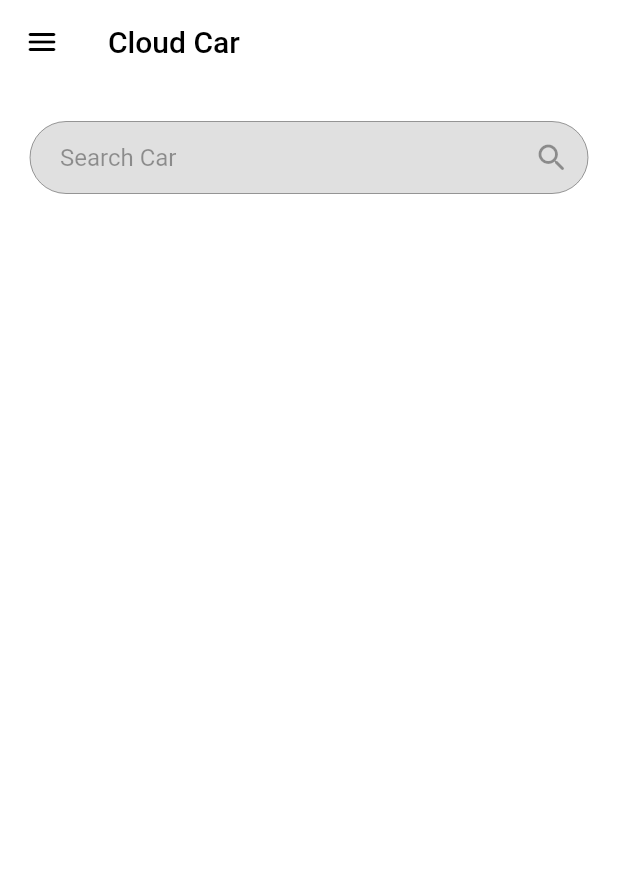
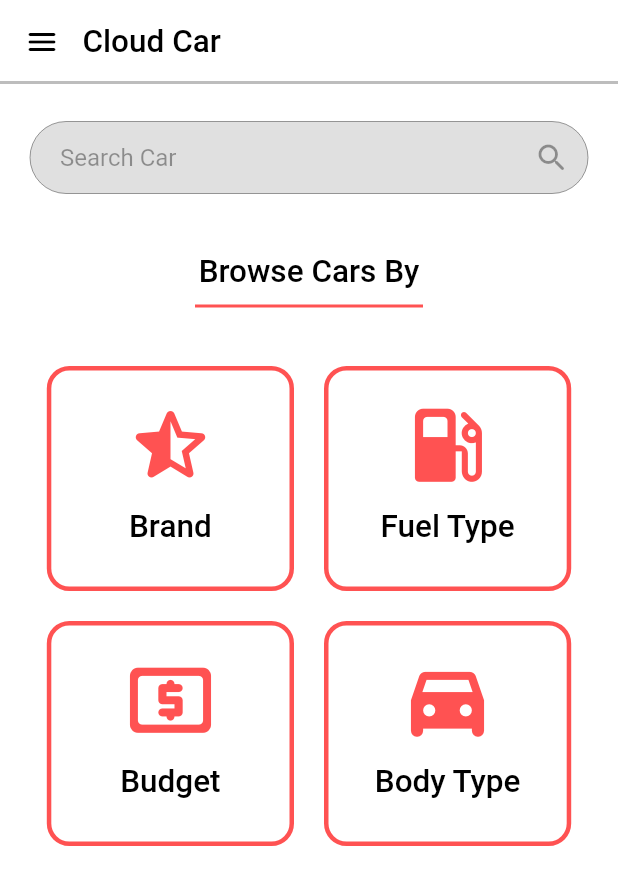
Before and after one commit to jenish2002/CloudCar, a Flutter app: the screen it shows once a user with an empty profile is signed in, on a phone screen of 412 x 824 dp. Shown: the top 885 px of the screen. Run offline on Flutter 3.47's test engine with Material 2 defaults, Android fonts, the phone set to English and light mode, and no system bars; our stand-ins replace cloud_firestore, firebase_auth, firebase_core, fluttertoast; accounts and stored records are empty.

Commit message:
19th Commit

```diff
--- a/lib/screens/home_screen.dart
+++ b/lib/screens/home_screen.dart
@@ -1,10 +1,12 @@
 import 'dart:async';
+import 'dart:ui' as ui;
 import 'package:car_app/model/user_model.dart';
+import 'package:car_app/screens/filter_car_screen.dart';
 import 'package:car_app/screens/search_screen.dart';
 import 'package:cloud_firestore/cloud_firestore.dart';
 import 'package:firebase_auth/firebase_auth.dart';
 import 'package:flutter/material.dart';
-import 'package:flutter/services.dart';
+import 'package:flutter/rendering.dart';
 import 'compare_car_screen.dart';
 import 'login_screen.dart';
 
@@ -24,6 +26,9 @@ class _HomeScreenState extends State<HomeScreen> {
   UserModel loggedInUser = UserModel();
   bool isLoading = false;
   late Timer timer;
+  late double _width;
+  late double _height;
+  final ScrollController scrollController = ScrollController();
 
   fetchUserAndCar() async {
     setState(() {
@@ -45,37 +50,179 @@ class _HomeScreenState extends State<HomeScreen> {
   void initState() {
     super.initState();
     if(widget.value == "login") {
-      timer = Timer.periodic(const Duration(days: 7), (_) => logout(context));
+      setState(() {
+        timer = Timer.periodic(const Duration(hours: 2), (_) => logout(context));
+      });
     }
     fetchUserAndCar();
   }
 
   @override
   Widget build(BuildContext context) {
+    RenderErrorBox.backgroundColor = Colors.white;
+    RenderErrorBox.textStyle = ui.TextStyle(color: Colors.white);
+    _width = MediaQuery.of(context).size.width;
+    _height = MediaQuery.of(context).size.height;
     return Scaffold(
       key: _scaffoldKey,
       backgroundColor: Colors.white,
-      appBar: AppBar(
+      body: SafeArea(
+        child: NestedScrollView(
+          controller: scrollController,
+          headerSliverBuilder: (BuildContext context, bool innerBoxIsScrolled) {
+            return <Widget>[
+              SliverAppBar(
+                excludeHeaderSemantics: true,
+                backgroundColor: Colors.white,
+                floating: false,
+                pinned: true,
+                snap: false,
+                forceElevated: innerBoxIsScrolled,
                 elevation: 0,
-        backgroundColor: Colors.white,
-        title: const Text(
+                bottom: const PreferredSize(
+                  preferredSize: Size(double.infinity, 0),
+                  child: Divider(color: Colors.black26, height: 0, thickness: 2),
+                ),
+                leading: IconButton(
+                  icon: const Icon(Icons.menu_rounded),
+                  color: Colors.black,
+                  onPressed: () {
+                    setState(() {
+                      _scaffoldKey.currentState?.openDrawer();
+                    });
+                  }
+                ),
+                flexibleSpace: LayoutBuilder(
+                  builder: (BuildContext context, BoxConstraints constraints) {
+                    return FlexibleSpaceBar(
+                      collapseMode: CollapseMode.pin,
+                      centerTitle: true,
+                      background: Container(
+                        alignment: Alignment.centerLeft,
+                        padding: const EdgeInsets.only(left: 55),
+                        child: const Text(
                           "Cloud Car",
                           style: TextStyle(
                             color: Colors.black,
+                            fontSize: 21,
+                            fontWeight: FontWeight.w500,
                           ),
                         ),
-        leading: IconButton(
-          icon: const Icon(Icons.menu_rounded),
-          onPressed: () => _scaffoldKey.currentState?.openDrawer(),
                       ),
-        systemOverlayStyle: const SystemUiOverlayStyle(
-          // Status bar color
-          statusBarColor: Colors.black87,
-          // Status bar brightness
-          statusBarIconBrightness: Brightness.light, // For Android (dark icons)
-          statusBarBrightness: Brightness.light, // For iOS (dark icons)
+                    );
+                  },
                 ),
-        iconTheme: const IconThemeData(color: Colors.black),
+              ),
+            ];
+          },
+          body: Theme(
+            data: Theme.of(context).copyWith(
+                colorScheme: ColorScheme.fromSwatch().copyWith(secondary: Colors.black26)
+            ),
+            child: SingleChildScrollView(
+              child: Center(
+                child: Padding(
+                  padding: const EdgeInsets.all(20),
+                  child: Column(
+                    mainAxisAlignment: MainAxisAlignment.start,
+                    crossAxisAlignment: CrossAxisAlignment.center,
+                    children: <Widget>[
+                      const SizedBox(height: 5),
+                      GestureDetector(
+                        onTap: () {
+                          Navigator.of(context).push(MaterialPageRoute(
+                              builder: (context) => const SearchScreen("home"))
+                          );
+                        },
+                        child: TextFormField(
+                          enabled: false,
+                          decoration: InputDecoration(
+                            hintText: "Search Car",
+                            fillColor: Colors.black12,
+                            filled: true,
+                            suffixIcon: const Icon(Icons.search_rounded),
+                            contentPadding: const EdgeInsets.fromLTRB(20, 10, 20, 10),
+                            border: OutlineInputBorder(
+                              borderRadius: BorderRadius.circular(30),
+                            ),
+                          ),
+                        ),
+                      ),
+                      const SizedBox(height: 40),
+                      const Text(
+                        "Browse Cars By",
+                        style: TextStyle(
+                          color: Colors.black,
+                          fontSize: 21,
+                          fontWeight: FontWeight.w500,
+                        ),
+                      ),
+                      const Divider(
+                        height: 20,
+                        thickness: 2,
+                        indent: 110,
+                        endIndent: 110,
+                        color: Colors.redAccent
+                      ),
+                      const SizedBox(height: 30),
+                      Row(
+                        mainAxisAlignment: MainAxisAlignment.center,
+                        crossAxisAlignment: CrossAxisAlignment.center,
+                        children: <Widget>[
+                          GestureDetector(
+                            onTap: () {
+                              Navigator.of(context).push(MaterialPageRoute(
+                                  builder: (context) => const FilterCar("Brand"))
+                              );
+                              FocusScope.of(context).unfocus();
+                            },
+                            child: selectCarDesign(_height, _width, "Brand", Icons.star_half_rounded),
+                          ),
+                          const SizedBox(width: 20),
+                          GestureDetector(
+                            onTap: () {
+                              Navigator.of(context).push(MaterialPageRoute(
+                                  builder: (context) => const FilterCar("Fuel Type"))
+                              );
+                              FocusScope.of(context).unfocus();
+                            },
+                            child: selectCarDesign(_height, _width, "Fuel Type", Icons.local_gas_station_rounded),
+                          ),
+                        ],
+                      ),
+                      const SizedBox(height: 20),
+                      Row(
+                        mainAxisAlignment: MainAxisAlignment.center,
+                        crossAxisAlignment: CrossAxisAlignment.center,
+                        children: <Widget>[
+                          GestureDetector(
+                            onTap: () {
+                              Navigator.of(context).push(MaterialPageRoute(
+                                  builder: (context) => const FilterCar("Budget"))
+                              );
+                              FocusScope.of(context).unfocus();
+                            },
+                            child: selectCarDesign(_height, _width, "Budget", Icons.local_atm_rounded),
+                          ),
+                          const SizedBox(width: 20),
+                          GestureDetector(
+                            onTap: () {
+                              Navigator.of(context).push(MaterialPageRoute(
+                                  builder: (context) => const FilterCar("Body Type"))
+                              );
+                              FocusScope.of(context).unfocus();
+                            },
+                            child: selectCarDesign(_height, _width, "Body Type", Icons.directions_car_filled_rounded),
+                          ),
+                        ],
+                      ),
+                    ],
+                  ),
+                ),
+              ),
+            ),
+          ),
+        ),
       ),
       drawer: Drawer(
         backgroundColor: Colors.white,
@@ -184,30 +331,6 @@ class _HomeScreenState extends State<HomeScreen> {
                 leading: Icon(Icons.notifications_active),
               )
             ),
-            /*InkWell(
-              onTap: (){},
-              child: const ListTile(
-                title: Text('Settings',
-                  style: TextStyle(
-                    fontSize: 18.0,
-                    fontWeight: FontWeight.w500,
-                  )
-                ),
-                leading: Icon(Icons.settings),
-              )
-            ),
-            InkWell(
-              onTap: (){},
-              child: const ListTile(
-                title: Text('About',
-                  style: TextStyle(
-                    fontSize: 18.0,
-                    fontWeight: FontWeight.w500,
-                  )
-                ),
-                leading: Icon(Icons.help),
-              )
-            ),*/
             InkWell(
               onTap: () {
                 logout(context);
@@ -225,42 +348,6 @@ class _HomeScreenState extends State<HomeScreen> {
           ],
         ),
       ),
-      body: Center(
-        child: Padding(
-          padding: const EdgeInsets.all(20),
-          child: Column(
-            mainAxisAlignment: MainAxisAlignment.start,
-            crossAxisAlignment: CrossAxisAlignment.center,
-            children: <Widget>[
-              const SizedBox(height: 5),
-              GestureDetector(
-                onTap: () {
-                  Navigator.push(
-                    context,
-                    MaterialPageRoute(
-                      builder: (context) => const SearchScreen("home")
-                    )
-                  );
-                },
-                child: TextFormField(
-                  enabled: false,
-                  decoration: InputDecoration(
-                    hintText: "Search Car",
-                    fillColor: Colors.black12,
-                    filled: true,
-                    suffixIcon: const Icon(Icons.search_rounded),
-                    contentPadding: const EdgeInsets.fromLTRB(20, 10, 20, 10),
-                    border: OutlineInputBorder(
-                      borderRadius: BorderRadius.circular(30),
-                    ),
-                  ),
-                ),
-              ),
-              const SizedBox(height: 20),
-            ],
-          ),
-        ),
-      ),
     );
   }
 
@@ -273,4 +360,39 @@ class _HomeScreenState extends State<HomeScreen> {
     Navigator.of(context).pushReplacement(
         MaterialPageRoute(builder: (context) => const LoginScreen()));
   }
+
+  Widget selectCarDesign(_height, _width, title, icon) {
+    return Container(
+      width: _width / 2.5,
+      height: 150,
+      decoration: BoxDecoration(
+          border: Border.all(
+              color: Colors.redAccent,
+              width: 3
+          ),
+          borderRadius: const BorderRadius.all(Radius.circular(15))
+      ),
+      child: Column(
+        mainAxisAlignment: MainAxisAlignment.center,
+        crossAxisAlignment: CrossAxisAlignment.center,
+        children: <Widget>[
+          Icon(
+            icon,
+            color: Colors.redAccent,//black54,
+            size: 65,
+          ),
+          const SizedBox(height: 10),
+          Text(
+            title,
+            style: const TextStyle(
+              color: Colors.black,
+              fontSize: 21,
+              fontWeight: FontWeight.w500,
+            ),
+          ),
+          const SizedBox(height: 10),
+        ],
+      ),
+    );
   }
+}
--- a/pubspec.yaml
+++ b/pubspec.yaml
@@ -64,9 +64,8 @@ flutter:
   uses-material-design: true
 
   # To add assets to your application, add an assets section, like this:
-  # assets:
-  #   - images/a_dot_burr.jpeg
-  #   - images/a_dot_ham.jpeg
+  assets:
+    - assets/
 
   # An image asset can refer to one or more resolution-specific "variants", see
   # https://flutter.dev/assets-and-images/#resolution-aware.
```
Also changed, not shown: lib/screens/compare_car_screen.dart (+176 -179 lines), lib/screens/search_screen.dart (+7 -5 lines), pubspec.lock. Lines whose indentation alone changed are shown as unchanged.
